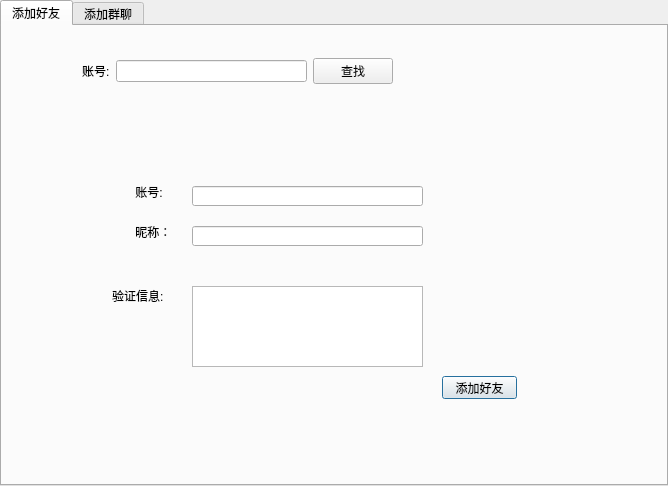
Before: the Qt Designer form addfrienddialog.ui in edr1412/LuminoChatQtClient, drawn with Qt 5.
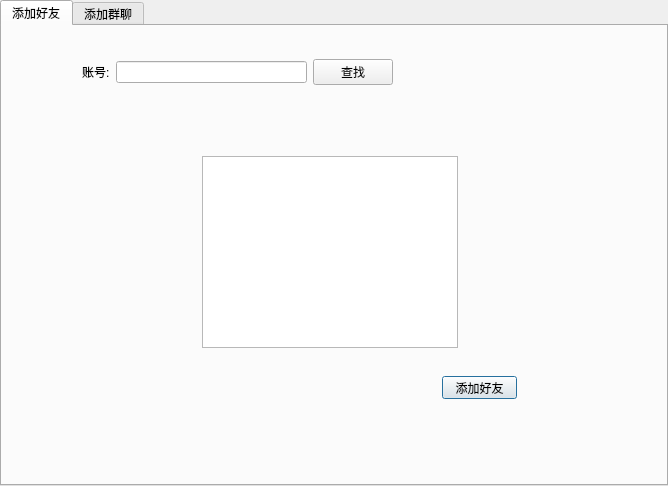
After: the same form once the commit is applied.

```diff
--- a/addfrienddialog.ui
+++ b/addfrienddialog.ui
@@ -47,75 +47,6 @@
          <height>271</height>
         </rect>
        </property>
-       <widget class="QLabel" name="label_2">
-        <property name="geometry">
-         <rect>
-          <x>80</x>
-          <y>50</y>
-          <width>54</width>
-          <height>12</height>
-         </rect>
-        </property>
-        <property name="text">
-         <string> 账号:</string>
-        </property>
-       </widget>
-       <widget class="QLineEdit" name="lineEdit_friend_account">
-        <property name="geometry">
-         <rect>
-          <x>140</x>
-          <y>50</y>
-          <width>231</width>
-          <height>20</height>
-         </rect>
-        </property>
-       </widget>
-       <widget class="QLabel" name="label_3">
-        <property name="geometry">
-         <rect>
-          <x>80</x>
-          <y>90</y>
-          <width>54</width>
-          <height>12</height>
-         </rect>
-        </property>
-        <property name="text">
-         <string> 昵称：</string>
-        </property>
-       </widget>
-       <widget class="QLineEdit" name="lineEdit_friendName">
-        <property name="geometry">
-         <rect>
-          <x>140</x>
-          <y>90</y>
-          <width>231</width>
-          <height>20</height>
-         </rect>
-        </property>
-       </widget>
-       <widget class="QTextEdit" name="textEdit_reqInfo">
-        <property name="geometry">
-         <rect>
-          <x>140</x>
-          <y>150</y>
-          <width>231</width>
-          <height>81</height>
-         </rect>
-        </property>
-       </widget>
-       <widget class="QLabel" name="label_4">
-        <property name="geometry">
-         <rect>
-          <x>60</x>
-          <y>150</y>
-          <width>61</width>
-          <height>20</height>
-         </rect>
-        </property>
-        <property name="text">
-         <string>验证信息:</string>
-        </property>
-       </widget>
        <widget class="QPushButton" name="pushButton_addFriend">
         <property name="geometry">
          <rect>
@@ -129,14 +60,24 @@
          <string>添加好友</string>
         </property>
        </widget>
+       <widget class="QListWidget" name="listWidget">
+        <property name="geometry">
+         <rect>
+          <x>150</x>
+          <y>20</y>
+          <width>256</width>
+          <height>192</height>
+         </rect>
+        </property>
+       </widget>
       </widget>
-      <widget class="QWidget" name="">
+      <widget class="QWidget" name="layoutWidget">
        <property name="geometry">
         <rect>
          <x>80</x>
          <y>30</y>
          <width>311</width>
-         <height>31</height>
+         <height>33</height>
         </rect>
        </property>
        <layout class="QGridLayout" name="gridLayout_2">
```
